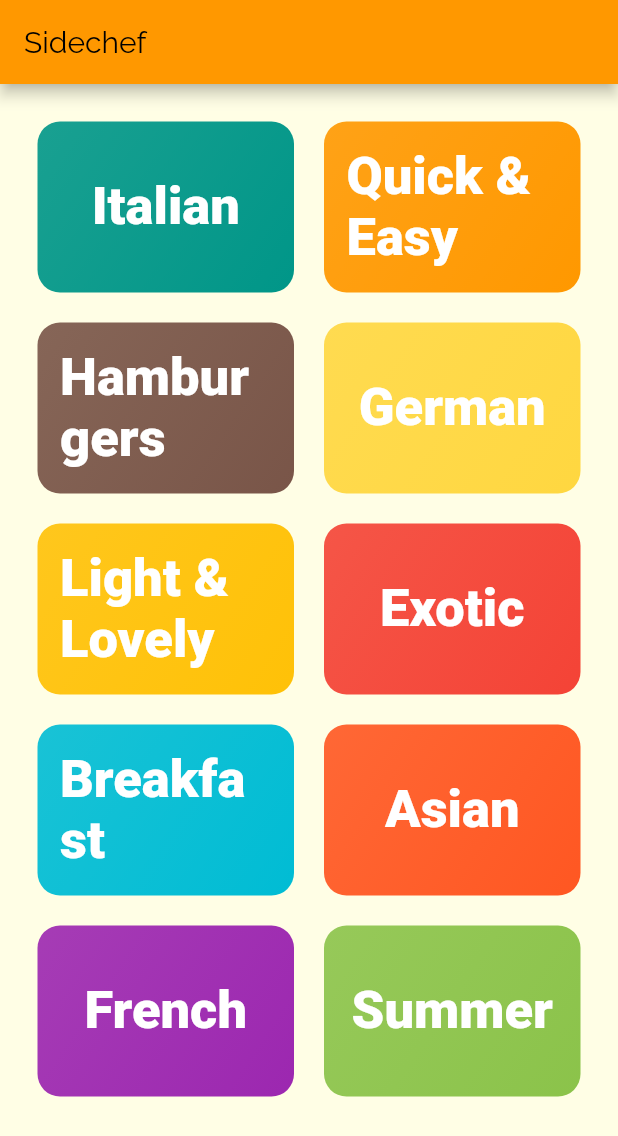
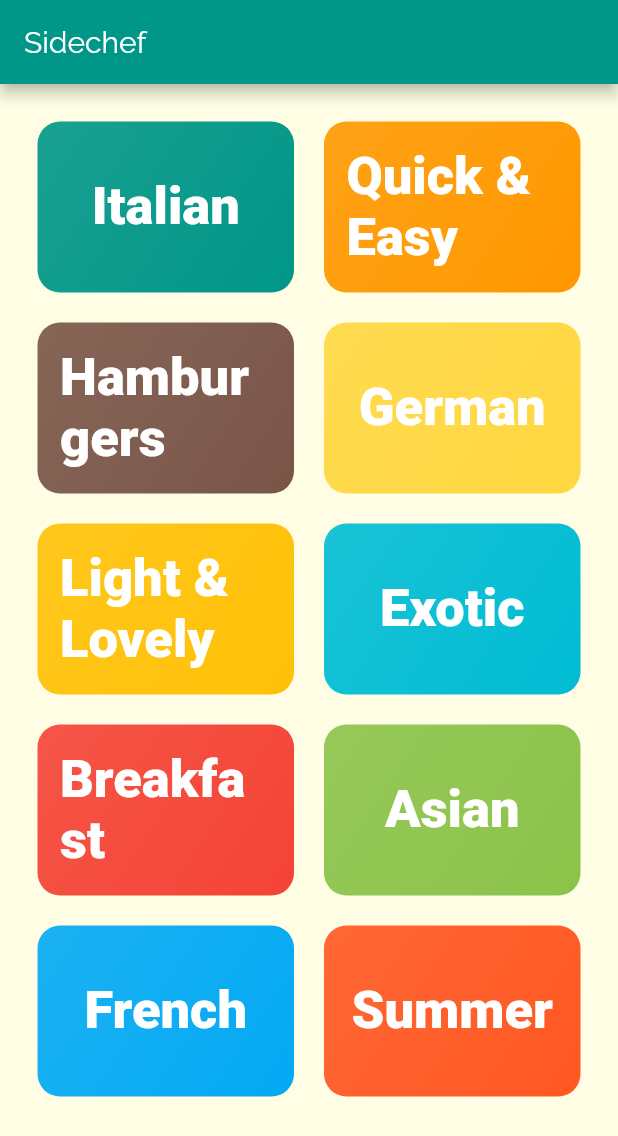
Before and after one commit to Sharan-121/Sidechef, a Flutter app: the screen it shows after launch, on a phone screen of 412 x 824 dp. Shown: the top 1136 px of the screen. Run offline on Flutter 3.47's test engine with Material 2 defaults, Android fonts, the phone set to English and light mode, and no system bars; our stand-ins replace google_fonts; Roboto replaces fonts that are missing (Tangerine).

Commit message:
minor theming changes

```diff
--- a/lib/cuisine_data.dart
+++ b/lib/cuisine_data.dart
@@ -8,9 +8,9 @@ const cuisineData = [
   Cuisine(id: "3", title: "Hamburgers", color: Colors.brown),
   Cuisine(id: "4", title: "German", color: Colors.amberAccent),
   Cuisine(id: "5", title: "Light & Lovely", color: Colors.amber),
-  Cuisine(id: "6", title: "Exotic", color: Colors.red),
-  Cuisine(id: "7", title: "Breakfast", color: Colors.cyan),
-  Cuisine(id: "8", title: "Asian", color: Colors.deepOrange),
-  Cuisine(id: "9", title: "French", color: Colors.purple),
-  Cuisine(id: "10", title: "Summer", color: Colors.lightGreen),
+  Cuisine(id: "6", title: "Exotic", color: Colors.cyan),
+  Cuisine(id: "7", title: "Breakfast", color: Colors.red),
+  Cuisine(id: "8", title: "Asian", color: Colors.lightGreen),
+  Cuisine(id: "9", title: "French", color: Colors.lightBlue),
+  Cuisine(id: "10", title: "Summer", color: Colors.deepOrange),
 ];
--- a/lib/cuisines_screen.dart
+++ b/lib/cuisines_screen.dart
@@ -10,9 +10,11 @@ class CuisineScreen extends StatelessWidget {
   Widget build(BuildContext context) {
     return Scaffold(
       appBar: AppBar(
-        title:const Text(
+        title: const Text(
           "Sidechef",
         ),
+        backgroundColor: Colors.teal,
+        foregroundColor: Colors.white,
       ),
       body: GridView(
         padding: const EdgeInsets.all(25),
--- a/lib/main.dart
+++ b/lib/main.dart
@@ -15,7 +15,7 @@ class MyApp extends StatelessWidget {
       title: 'Sidechef',
       theme: ThemeData(
         colorScheme: ColorScheme.fromSwatch(
-          primarySwatch: Colors.orange,
+          primarySwatch: Colors.teal,
         ).copyWith(
           secondary: Colors.amber,
         ),
```
